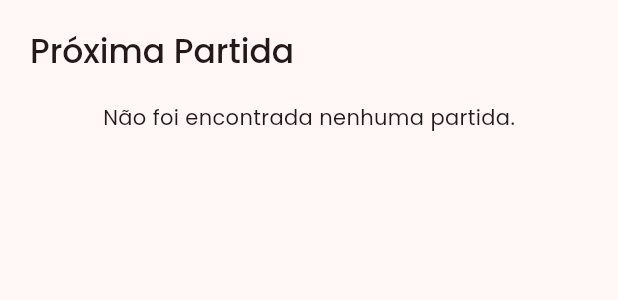
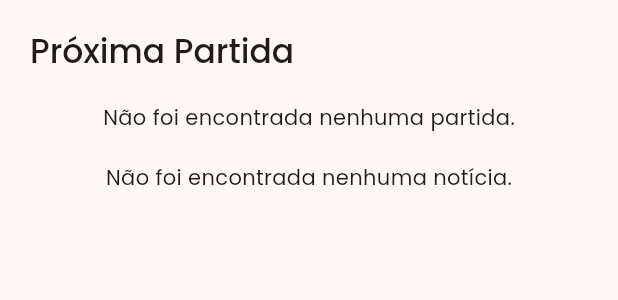
Before and after one commit to joaopegoraro/meu-mengao, a Flutter app: the TelaNoticias widget shown alone on an empty page, opened directly, on a phone screen of 412 x 824 dp. Shown: the top 300 px of the screen. Run offline on Flutter 3.47's test engine with Material 2 defaults, Android fonts, the phone set to English and light mode, and no system bars; our stand-ins replace firebase_auth, firebase_core, shared_preferences, shimmer, sizer, sqflite; accounts and stored records are empty; network calls fail.

```diff
--- a/lib/ui/app/widgets/app_scaffold.dart
+++ b/lib/ui/app/widgets/app_scaffold.dart
@@ -3,6 +3,7 @@ import 'package:meu_mengao/ui/app/widgets/app_bottom_nav.dart';
 import 'package:meu_mengao/ui/noticias/tela_noticias.dart';
 import 'package:meu_mengao/ui/providers/noticias_provider.dart';
 import 'package:meu_mengao/ui/providers/proxima_partida_provider.dart';
+import 'package:meu_mengao/ui/providers/resultados_provider.dart';
 import 'package:meu_mengao/ui/widgets/topbar.dart';
 import 'package:provider/provider.dart';
 
@@ -81,6 +82,7 @@ class _AppScaffoldState extends State<AppScaffold> {
           providers: [
             ChangeNotifierProvider<NoticiasProvider>(create: (_) => NoticiasProvider()),
             ChangeNotifierProvider<ProximaPartidaProvider>(create: (_) => ProximaPartidaProvider()),
+            ChangeNotifierProvider<ResultadosProvider>(create: (_) => ResultadosProvider()),
           ],
           child: PageView(
             controller: _pagerController,
--- a/lib/ui/noticias/tela_noticias.dart
+++ b/lib/ui/noticias/tela_noticias.dart
@@ -31,7 +31,9 @@ class _TelaNoticiasState extends State<TelaNoticias> with AutomaticKeepAliveClie
         final noticias = provider.noticias;
         final isLoading = provider.isLoading;
 
-        return ListView.builder(
+        return Column(
+          children: [
+            ListView.builder(
               itemCount: isLoading ? 10 : noticias.length + 1,
               shrinkWrap: true,
               itemBuilder: (context, index) {
@@ -62,8 +64,21 @@ class _TelaNoticiasState extends State<TelaNoticias> with AutomaticKeepAliveClie
                   );
                 }
 
+                if (noticias.isNotEmpty) {
                   return NoticiaItem(noticia: noticias[index - 1]);
+                }
+
+                return const SizedBox.shrink();
               },
+            ),
+            if (noticias.isEmpty)
+              const Padding(
+                padding: EdgeInsets.only(top: 20.0),
+                child: Center(
+                  child: Text("Não foi encontrada nenhuma notícia."),
+                ),
+              )
+          ],
         );
       },
     );
```
Also changed, not shown: lib/ui/providers/resultados_provider.dart (added, +26 -0 lines), lib/ui/resultados/tela_resultados.dart (+17 -9 lines), lib/ui/widgets/partida/lista_partidas.dart (+4 -4 lines). Lines whose indentation alone changed are shown as unchanged.
